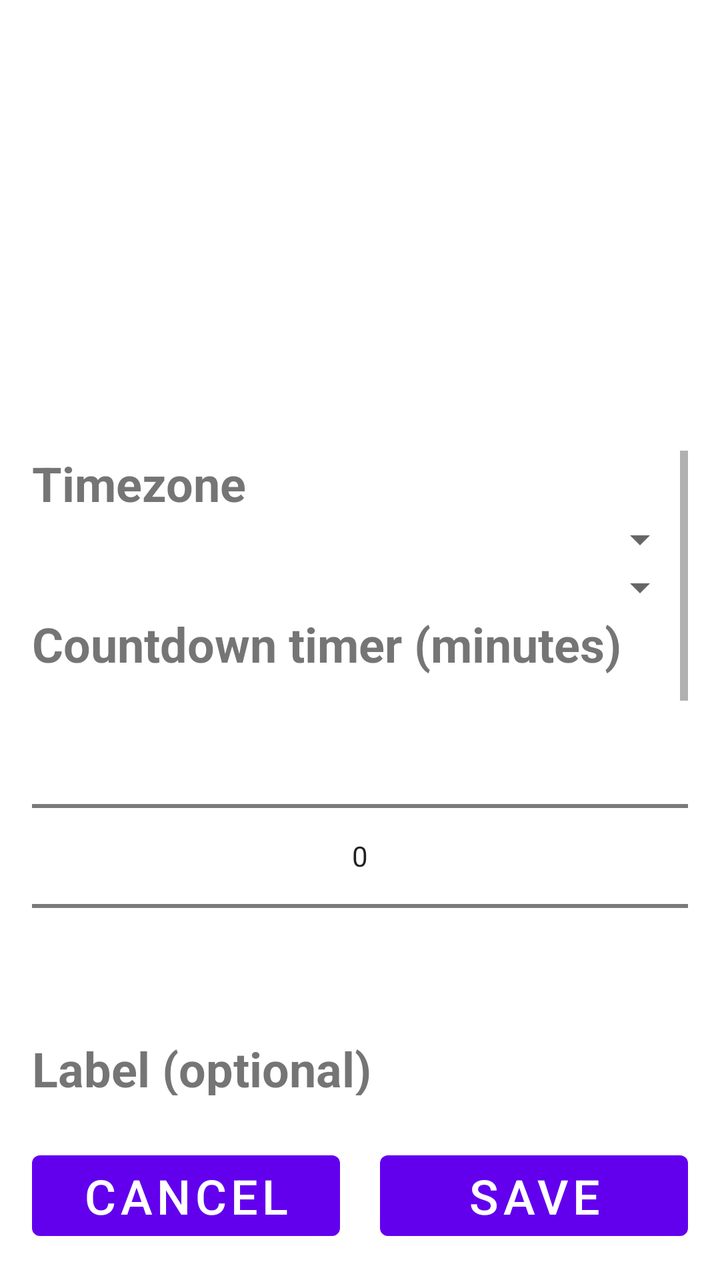
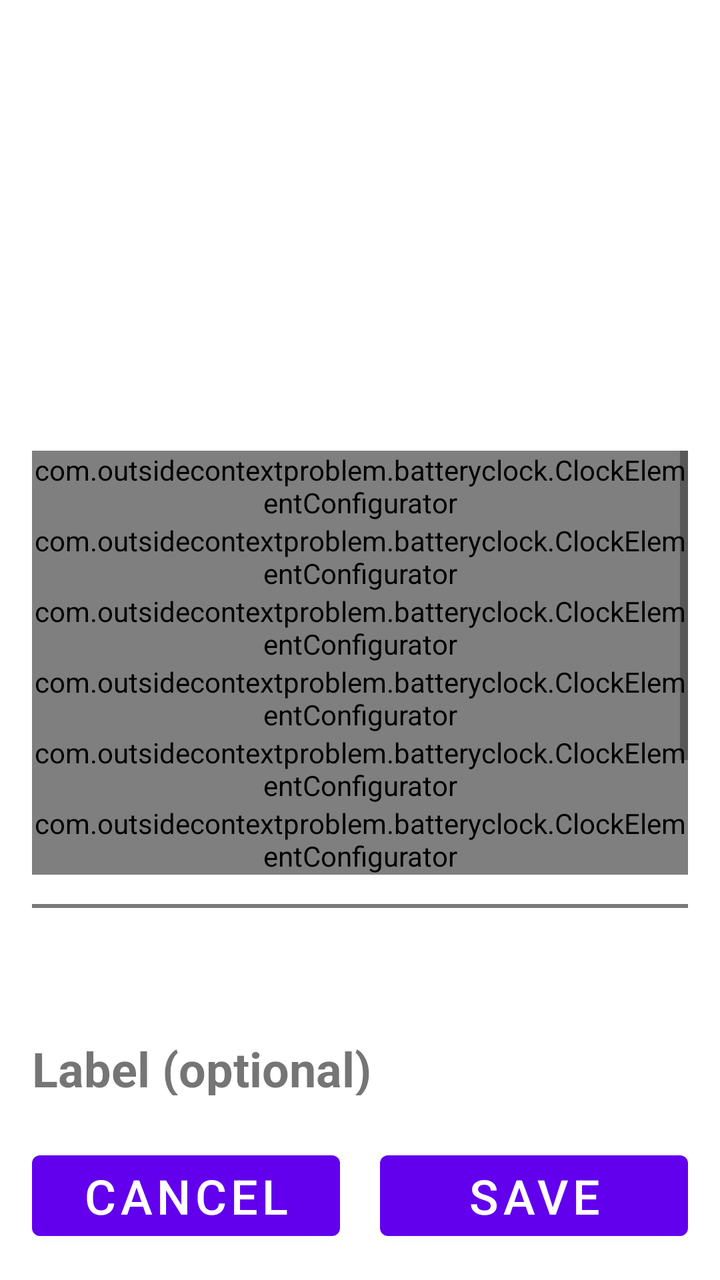

Compare the two renders of this Android layout. The source of the first and the diff that turns it into the second are given below.
<!-- AndroidManifest.xml: application theme Theme.BatteryClock -->
<!-- res/layout/battery_clock_widget_configure.xml -->
<?xml version="1.0" encoding="utf-8"?>
<LinearLayout xmlns:android="http://schemas.android.com/apk/res/android"
    xmlns:app="http://schemas.android.com/apk/res-auto"
    xmlns:tools="http://schemas.android.com/tools"
    android:layout_width="match_parent"
    android:layout_height="match_parent"
    android:orientation="vertical"
    android:padding="16dp">

    <ImageView
        android:id="@+id/imageClock"
        android:layout_width="match_parent"
        android:layout_height="0dp"
        android:layout_weight=".3"
        android:padding="10dp"
        android:contentDescription="@string/an_analogue_clock" />

    <ScrollView
        android:layout_width="match_parent"
        android:layout_height="0dp"
        android:layout_weight=".5"
        android:paddingTop="10dp">

        <androidx.constraintlayout.widget.ConstraintLayout
            android:animateLayoutChanges="true"
            android:layout_width="match_parent"
            android:layout_height="wrap_content">

            <TextView
                android:id="@+id/textTimezone"
                android:layout_width="match_parent"
                android:layout_height="wrap_content"
                android:text="@string/timezone"
                android:textSize="24sp"
                android:textStyle="bold"
                app:layout_constraintTop_toTopOf="parent" />

            <Spinner
                android:id="@+id/spinContinent"
                android:layout_width="match_parent"
                android:layout_height="wrap_content"
                android:paddingStart="15dp"
                android:paddingEnd="15dp"
                app:layout_constraintTop_toBottomOf="@id/textTimezone"
                tools:ignore="SpeakableTextPresentCheck" />

            <Spinner
                android:id="@+id/spinLocation"
                android:layout_width="match_parent"
                android:layout_height="wrap_content"
                android:paddingStart="15dp"
                android:paddingEnd="15dp"
                app:layout_constraintTop_toBottomOf="@id/spinContinent"
                tools:ignore="SpeakableTextPresentCheck" />

            <TextView
                android:id="@+id/textCountdown"
                android:labelFor="@+id/inputLabel"
                android:layout_width="match_parent"
                android:layout_height="wrap_content"
                android:text="@string/countdown"
                android:textSize="24sp"
                android:textStyle="bold"
                app:layout_constraintTop_toBottomOf="@id/spinLocation" />

            <NumberPicker
                android:id="@+id/pickCountdown"
                android:layout_width="match_parent"
                android:layout_height="wrap_content"
                app:layout_constraintTop_toBottomOf="@id/textCountdown"/>

            <TextView
                android:id="@+id/textLabel"
                android:labelFor="@+id/inputLabel"
                android:layout_width="match_parent"
                android:layout_height="wrap_content"
                android:text="@string/label_optional"
                android:textSize="24sp"
                android:textStyle="bold"
                app:layout_constraintTop_toBottomOf="@id/pickCountdown" />

            <EditText
                android:id="@+id/inputLabel"
                android:layout_width="match_parent"
                android:layout_height="wrap_content"
                android:layout_marginStart="20dp"
                android:importantForAutofill="no"
                android:inputType="text"
                android:maxLength="15"
                android:textSize="24sp"
                app:layout_constraintStart_toStartOf="parent"
                app:layout_constraintTop_toBottomOf="@id/textLabel" />

            <TextView
                android:id="@+id/textLabelSize"
                android:layout_width="match_parent"
                android:layout_height="wrap_content"
                android:paddingStart="20dp"
                android:paddingEnd="20dp"
                android:text="@string/font_size"
                android:textSize="24sp"
                app:layout_constraintTop_toBottomOf="@id/inputLabel"/>

            <SeekBar
                android:id="@+id/seekLabelSize"
                android:layout_width="match_parent"
                android:layout_height="wrap_content"
                android:max="3"
                android:paddingStart="50dp"
                android:paddingEnd="20dp"
                android:paddingTop="10dp"
                android:paddingBottom="10dp"
                android:progress="1"
                android:theme="@style/greySliderColour"
                app:layout_constraintTop_toBottomOf="@id/textLabelSize"/>

            <com.outsidecontextproblem.batteryclock.ClockElementConfigurator
                app:showElementThickness="false"
                app:showControlTitle="false"
                app:elementThickness="20"
                app:redComponent="22"
                app:greenComponent="20"
                app:blueComponent="51"
                app:colourOpacity="51"
                android:id="@+id/configuratorLabel"
                android:layout_width="match_parent"
                android:layout_height="wrap_content"
                app:layout_constraintTop_toBottomOf="@id/seekLabelSize" />

            <com.outsidecontextproblem.batteryclock.ClockElementConfigurator
                app:elementTitle="@string/battery_level"
                app:elementThickness="20"
                app:redComponent="22"
                app:greenComponent="20"
                app:blueComponent="51"
                app:colourOpacity="51"
                android:id="@+id/configuratorBattery"
                android:layout_width="match_parent"
                android:layout_height="wrap_content"
                app:layout_constraintTop_toBottomOf="@id/configuratorLabel" />

            <com.outsidecontextproblem.batteryclock.ClockElementConfigurator
                app:elementTitle="@string/bezel"
                app:elementThickness="4"
                app:redComponent="51"
                app:greenComponent="51"
                app:blueComponent="51"
                app:colourOpacity="13"
                android:id="@+id/configuratorBezel"
                android:layout_width="match_parent"
                android:layout_height="wrap_content"
                app:layout_constraintTop_toBottomOf="@id/configuratorBattery" />

            <com.outsidecontextproblem.batteryclock.ClockElementConfigurator
                app:elementTitle="@string/hour_markings"
                app:elementThickness="4"
                app:redComponent="51"
                app:greenComponent="51"
                app:blueComponent="51"
                app:colourOpacity="51"
                android:id="@+id/configuratorTicks"
                android:layout_width="match_parent"
                android:layout_height="wrap_content"
                app:layout_constraintTop_toBottomOf="@id/configuratorBezel" />

            <LinearLayout
                android:id="@+id/layoutSeconds"
                android:layout_width="match_parent"
                android:layout_height="wrap_content"
                android:orientation="horizontal"
                app:layout_constraintTop_toBottomOf="@id/configuratorTicks">

                <TextView
                    android:id="@+id/textSeconds"
                    android:layout_width="wrap_content"
                    android:layout_height="wrap_content"
                    android:text="@string/update_every_second"
                    android:textSize="24sp"
                    android:textStyle="bold" />

                <Space
                    android:layout_width="0dp"
                    android:layout_height="wrap_content"
                    android:layout_weight="1"/>

                <com.google.android.material.switchmaterial.SwitchMaterial
                    android:id="@+id/switchSeconds"
                    android:layout_width="wrap_content"
                    android:layout_height="wrap_content"
                    android:textSize="24sp"
                    android:textStyle="bold" />

            </LinearLayout>

            <TextView
                android:id="@+id/textWarning"
                android:layout_width="match_parent"
                android:layout_height="wrap_content"
                android:paddingBottom="5dp"
                android:text="@string/battery_drain"
                android:textSize="24sp"
                android:visibility="gone"
                app:layout_constraintTop_toBottomOf="@id/layoutSeconds"/>

            <LinearLayout
                android:id="@+id/layoutSecondsSmooth"
                android:layout_width="match_parent"
                android:layout_height="wrap_content"
                android:orientation="horizontal"
                app:layout_constraintTop_toBottomOf="@id/textWarning">

                <TextView
                    android:id="@+id/textSecondsSmooth"
                    android:layout_width="wrap_content"
                    android:layout_height="wrap_content"
                    android:text="@string/update_seconds_smoothly"
                    android:textSize="24sp"
                    android:textStyle="bold" />

                <Space
                    android:layout_width="0dp"
                    android:layout_height="wrap_content"
                    android:layout_weight="1"/>

                <com.google.android.material.switchmaterial.SwitchMaterial
                    android:id="@+id/switchSecondsSmooth"
                    android:layout_width="wrap_content"
                    android:layout_height="wrap_content"
                    android:textSize="24sp"
                    android:textStyle="bold" />

            </LinearLayout>

            <com.outsidecontextproblem.batteryclock.ClockElementConfigurator
                app:elementTitle="@string/second_indicator"
                app:elementThickness="4"
                app:redComponent="51"
                app:greenComponent="51"
                app:blueComponent="51"
                app:colourOpacity="51"
                android:id="@+id/configuratorSeconds"
                android:layout_width="match_parent"
                android:layout_height="wrap_content"
                android:visibility="gone"
                app:layout_constraintTop_toBottomOf="@id/textWarning" />

            <com.outsidecontextproblem.batteryclock.ClockElementConfigurator
                app:elementTitle="@string/minute_hand"
                app:elementThickness="4"
                app:redComponent="51"
                app:greenComponent="51"
                app:blueComponent="51"
                app:colourOpacity="51"
                android:id="@+id/configuratorMinute"
                android:layout_width="match_parent"
                android:layout_height="wrap_content"
                app:layout_constraintTop_toBottomOf="@id/configuratorSeconds" />

            <com.outsidecontextproblem.batteryclock.ClockElementConfigurator
                app:elementTitle="@string/minute_arc"
                app:elementThickness="4"
                app:redComponent="51"
                app:greenComponent="51"
                app:blueComponent="51"
                app:colourOpacity="13"
                android:id="@+id/configuratorMinuteArc"
                android:layout_width="match_parent"
                android:layout_height="wrap_content"
                app:layout_constraintTop_toBottomOf="@id/configuratorMinute" />

            <com.outsidecontextproblem.batteryclock.ClockElementConfigurator
                app:elementTitle="@string/hour_hand"
                app:elementThickness="4"
                app:redComponent="51"
                app:greenComponent="51"
                app:blueComponent="51"
                app:colourOpacity="51"
                android:id="@+id/configuratorHour"
                android:layout_width="match_parent"
                android:layout_height="wrap_content"
                app:layout_constraintTop_toBottomOf="@id/configuratorMinuteArc" />

            <com.outsidecontextproblem.batteryclock.ClockElementConfigurator
                app:elementTitle="@string/hour_arc"
                app:elementThickness="4"
                app:redComponent="51"
                app:greenComponent="51"
                app:blueComponent="51"
                app:colourOpacity="13"
                android:id="@+id/configuratorHourArc"
                android:layout_width="match_parent"
                android:layout_height="wrap_content"
                app:layout_constraintTop_toBottomOf="@id/configuratorHour" />

            <com.outsidecontextproblem.batteryclock.ClockElementConfigurator
                app:elementTitle="@string/week_progress"
                app:showElementThickness="false"
                app:redComponent="51"
                app:greenComponent="51"
                app:blueComponent="51"
                app:colourOpacity="13"
                android:id="@+id/configuratorWeek"
                android:layout_width="match_parent"
                android:layout_height="wrap_content"
                app:layout_constraintTop_toBottomOf="@id/configuratorHourArc" />

            <com.outsidecontextproblem.batteryclock.ClockElementConfigurator
                app:elementTitle="@string/clock_background"
                app:showElementThickness="false"
                app:redComponent="6"
                app:greenComponent="6"
                app:blueComponent="6"
                app:colourOpacity="38"
                android:id="@+id/configuratorBackground"
                android:layout_width="match_parent"
                android:layout_height="wrap_content"
                app:layout_constraintTop_toBottomOf="@id/configuratorWeek" />

        </androidx.constraintlayout.widget.ConstraintLayout>

    </ScrollView>

    <LinearLayout
        android:layout_width="match_parent"
        android:layout_height="wrap_content"
        android:orientation="horizontal">

        <Button
            android:id="@+id/buttonCancel"
            android:layout_weight=".5"
            android:layout_width="0dp"
            android:layout_height="wrap_content"
            android:layout_marginTop="24dp"
            android:text="@string/cancel"
            android:textSize="24sp"
            app:layout_constraintEnd_toEndOf="parent"
            app:layout_constraintHorizontal_bias="0.0"
            app:layout_constraintStart_toStartOf="parent"
            app:layout_constraintTop_toBottomOf="@+id/configuratorTicks" />

        <Space
            android:layout_width="20dp"
            android:layout_height="0dp" />

        <Button
            android:id="@+id/buttonAdd"
            android:layout_weight=".5"
            android:layout_width="0dp"
            android:layout_height="wrap_content"
            android:layout_marginTop="24dp"
            android:text="@string/done_button"
            android:textSize="24sp"
            app:layout_constraintEnd_toEndOf="parent"
            app:layout_constraintHorizontal_bias="0.0"
            app:layout_constraintStart_toStartOf="parent"
            app:layout_constraintTop_toBottomOf="@+id/configuratorTicks" />

    </LinearLayout>

</LinearLayout>
<!-- resources referenced by this layout -->
<resources>
  <string name="an_analogue_clock">An analogue clock</string>
  <string name="battery_drain">Warning: This may increase drain on your battery</string>
  <string name="battery_level">Battery Level Indicator</string>
  <string name="bezel">Bezel</string>
  <string name="cancel">Cancel</string>
  <string name="clock_background">Clock Background</string>
  <string name="countdown">Countdown timer (minutes)</string>
  <string name="done_button">Save</string>
  <string name="font_size">Font Size</string>
  <string name="hour_arc">Hour Arc</string>
  <string name="hour_hand">Hour Hand</string>
  <string name="hour_markings">Hour Markings</string>
  <string name="label_optional">Label (optional)</string>
  <string name="minute_arc">Minute Arc</string>
  <string name="minute_hand">Minute Hand</string>
  <string name="second_indicator">Second Indicator</string>
  <string name="timezone">Timezone</string>
  <string name="update_every_second">Show seconds</string>
  <string name="update_seconds_smoothly">Update smoothly</string>
  <string name="week_progress">Week Progress Indicator</string>
  <style name="greySliderColour">
          <item name="colorAccent">@android:color/darker_gray</item>
      </style>
  <style name="Theme.BatteryClock" parent="Theme.MaterialComponents.DayNight.DarkActionBar">
          
          <item name="colorPrimary">@color/purple_500</item>
          <item name="colorPrimaryVariant">@color/purple_700</item>
          <item name="colorOnPrimary">@color/white</item>
          
          <item name="colorSecondary">@color/teal_200</item>
          <item name="colorSecondaryVariant">@color/teal_700</item>
          <item name="colorOnSecondary">@color/black</item>
          
          <item name="android:statusBarColor">?attr/colorPrimaryVariant</item>
          
      </style>
  <color name="purple_500">#FF6200EE</color>
  <color name="purple_700">#FF3700B3</color>
  <color name="white">#FFFFFFFF</color>
  <color name="teal_200">#FF03DAC5</color>
  <color name="teal_700">#FF018786</color>
  <color name="black">#FF000000</color>
</resources>

<!-- the commit's change to res/layout/battery_clock_widget_configure.xml (unified diff, before → after) -->
@@ -242,7 +242,7 @@
                 android:layout_width="match_parent"
                 android:layout_height="wrap_content"
                 android:visibility="gone"
-                app:layout_constraintTop_toBottomOf="@id/textWarning" />
+                app:layout_constraintTop_toBottomOf="@id/textSecondsSmooth" />
 
             <com.outsidecontextproblem.batteryclock.ClockElementConfigurator
                 app:elementTitle="@string/minute_hand"
